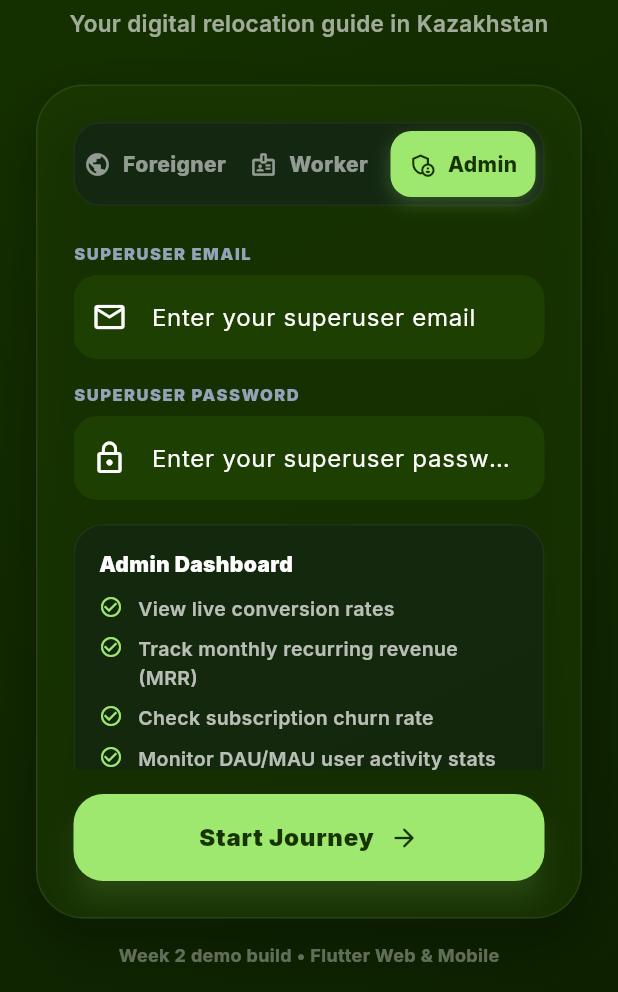
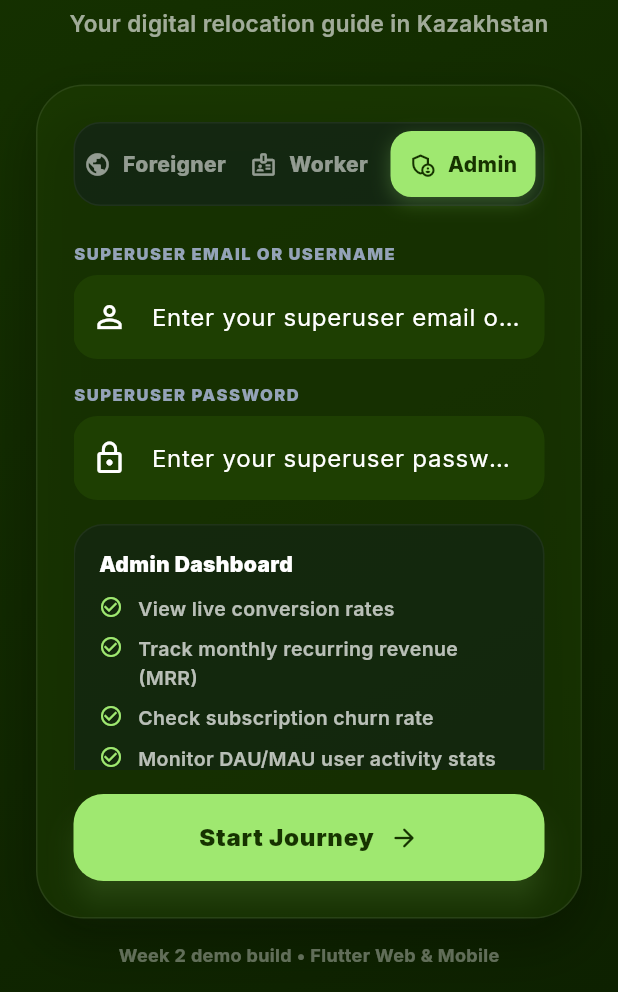
Before and after one commit to Kaisix7/Pathway, a Flutter app: the screen it shows after launch, after a tap on "Worker", after a tap on "Admin", on a phone screen of 412 x 824 dp, the part 244-1236 px from its top. Run offline on Flutter 3.47's test engine with Material 3 defaults, Android fonts, the phone set to English and light mode, and no system bars; our stand-ins replace cloud_firestore, firebase_core, flutter_map, google_fonts, google_generative_ai, latlong2 and 1 more; missing offline and left inert: country_list_pick, dart:js, flutter_stripe, universal_html; accounts and stored records are empty; network calls fail.

Commit message:
allow username login and multi-superuser email lookup matching for admins

```diff
--- a/lib/views.dart
+++ b/lib/views.dart
@@ -196,11 +196,7 @@ class _AuthViewState extends State<AuthView> {
   Future<void> _handleStartPressed() async {
     if (role == UserRole.admin) {
       if (fContact.text.trim().isEmpty) {
-        _snack(context, 'Please enter your superuser email');
-        return;
-      }
-      if (!isValidEmail(fContact.text.trim())) {
-        _snack(context, 'Invalid email format');
+        _snack(context, 'Please enter your superuser email or username');
         return;
       }
       if (adminPassword.text.isEmpty) {
@@ -720,13 +716,12 @@ class _AuthViewState extends State<AuthView> {
 
   List<Widget> _adminForm(BuildContext context) {
     return [
-      _label('Superuser Email'),
+      _label('Superuser Email or Username'),
       TextField(
         controller: fContact,
-        keyboardType: TextInputType.emailAddress,
         decoration: const InputDecoration(
-          hintText: 'Enter your superuser email',
-          prefixIcon: Icon(Icons.email_outlined),
+          hintText: 'Enter your superuser email or username',
+          prefixIcon: Icon(Icons.person_outline),
         ),
       ),
       const SizedBox(height: 16),
```
Also changed, not shown: 3 other files.
